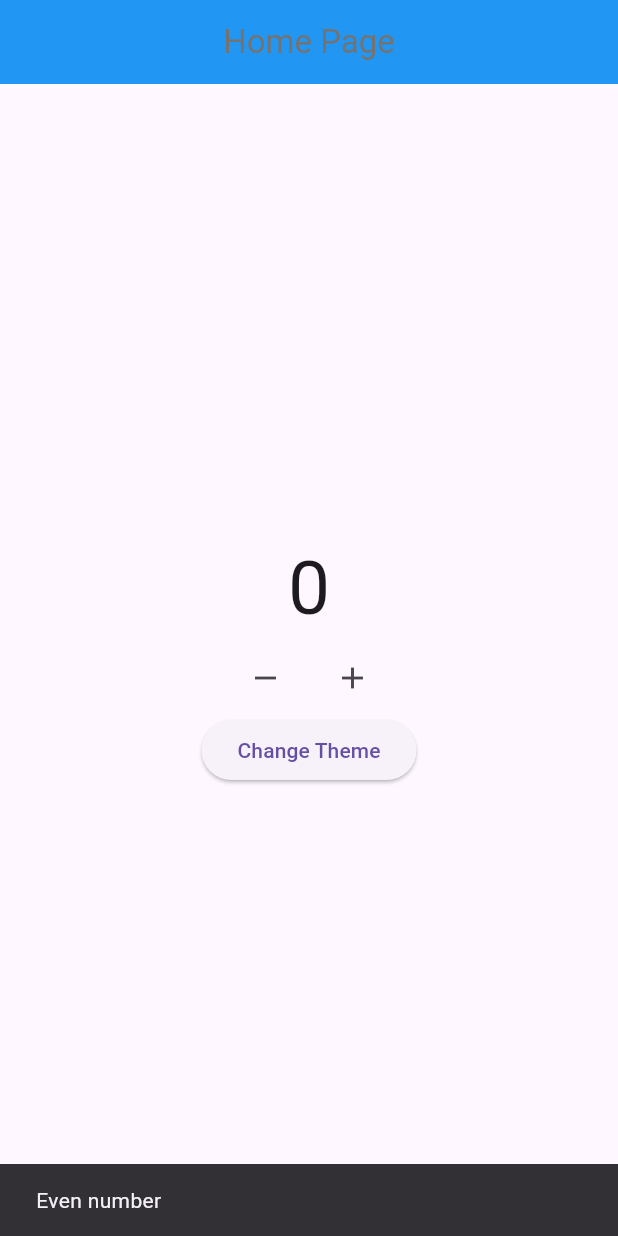
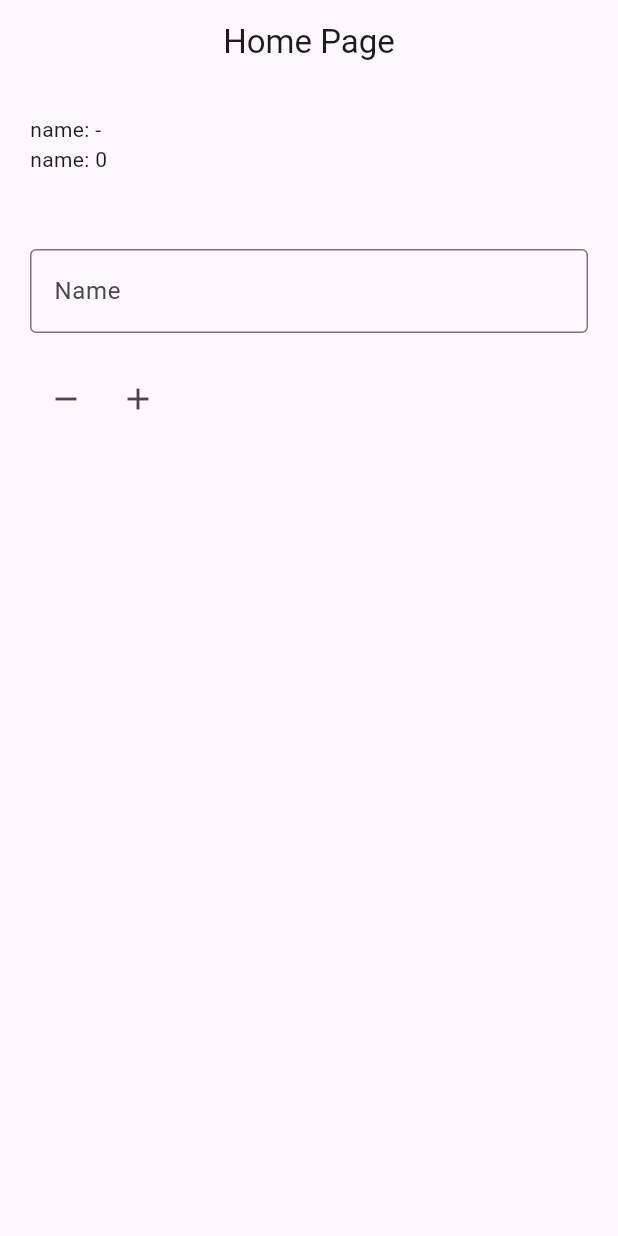
Before and after one commit to AlsoKnownAsZira/zira-bloc, a Flutter app: the screen it shows after launch, after a tap on the "remove" icon, after a tap on the "add" icon, on a phone screen of 412 x 824 dp. Run offline on Flutter 3.47's test engine with Material 3 defaults, Android fonts, the phone set to English and light mode, and no system bars; our stand-ins replace bloc, flutter_bloc.

Commit message:
13. Bloc selector

```diff
--- /dev/null
+++ b/lib/bloc/user.dart
@@ -0,0 +1,14 @@
+import 'package:bloc/bloc.dart';
+import 'package:flutter_bloc/flutter_bloc.dart';
+
+class UserBloc extends Cubit<Map<String, dynamic>> {
+  UserBloc() : super({"name": "-", "age": 0}); //declaring the super value
+
+  void changeName(String newName) {
+    emit({"name": newName, "age": state["age"]});
+  }
+
+  void changeAge(int newAge) {
+    emit({"name": state["name"], "age": newAge});
+  }
+}
--- a/lib/main.dart
+++ b/lib/main.dart
@@ -3,6 +3,8 @@
 import 'package:zira_bloc/app.dart';
 import 'package:zira_bloc/bloc/counter.dart';
 import 'package:zira_bloc/bloc/theme.dart';
+import 'package:zira_bloc/bloc/user.dart';
+import 'package:zira_bloc/pages/home_page.dart';
 
 void main() {
   runApp(MyApp());
@@ -13,13 +15,19 @@
 
   @override
   Widget build(BuildContext context) {
-    return MultiBlocProvider(providers: [
-      BlocProvider(
-        create: (context) => Counter(),
+    // return MultiBlocProvider(providers: [
+    //   BlocProvider(
+    //     create: (context) => Counter(),
+    //   ),
+    //   BlocProvider(
+    //     create: (context) => ThemeBloc(),
+    //   ),
+    // ], child: App());
+    return MaterialApp(
+      home: BlocProvider(
+        create: (context) => UserBloc(),
+        child: const homePage(),
       ),
-      BlocProvider(
-        create: (context) => ThemeBloc(),
-      ),
-    ], child: App());
+    );
   }
 }
--- a/lib/pages/home_page.dart
+++ b/lib/pages/home_page.dart
@@ -2,97 +2,92 @@
 import 'package:zira_bloc/bloc/counter.dart';
 import 'package:flutter_bloc/flutter_bloc.dart';
 import 'package:zira_bloc/bloc/theme.dart';
+import 'package:zira_bloc/bloc/user.dart';
 
 class homePage extends StatelessWidget {
   const homePage({super.key});
 
   @override
   Widget build(BuildContext context) {
-    Counter myCounter = context.read<Counter>();
-    ThemeBloc myTheme = context.read<ThemeBloc>();
+    // Counter myCounter = context.read<Counter>();
+    // ThemeBloc myTheme = context.read<ThemeBloc>();
+    UserBloc myUser = context.read<UserBloc>();
     return Scaffold(
         appBar: AppBar(
-        backgroundColor: myTheme.state ? Colors.blue : Colors.grey,
+          // backgroundColor: myTheme.state ? Colors.blue : Colors.grey,
           centerTitle: true,
           title: Text(
             'Home Page',
-          style: TextStyle(
-              color: myTheme.state
-                  ? const Color.fromARGB(255, 115, 115, 115)
-                  : Colors.white),
+            // style: TextStyle(
+            //     color: myTheme.state
+            //         ? const Color.fromARGB(255, 115, 115, 115)
+            //         : Colors.white),
           ),
         ),
-      body: Center(
-        child: Column(
-          mainAxisAlignment: MainAxisAlignment.center,
+        body: ListView(
+          padding: const EdgeInsets.all(20),
           children: [
-            MultiBlocListener(
-              listeners: [
-                BlocListener<ThemeBloc,bool>(
-                  listener: (context, state) {
-                    ScaffoldMessenger.of(context)
-                        .showSnackBar(const SnackBar(content: Text("Dark theme"),duration: Duration(seconds: 1),));
-                  },
-                  listenWhen: (previous, current) {
-                    if (current == false) {
-                      return true;
-                    } else {
-                      return false;
-                    }
+            //using BlocBuilder will rebuild all widget when the state changes, which quite inefficient compared to blocselector
+            // BlocBuilder<UserBloc, Map<String, dynamic>>(
+            //   bloc: myUser,
+            //   builder: (context, state) {
+            //     print("NAME BUILT");
+            //     return Text("name: ${state['name']}");
+            //   },
+            // ),
+            // BlocBuilder<UserBloc, Map<String, dynamic>>(
+            //   bloc: myUser,
+            //   builder: (context, state) {
+            //     print("AGE BUILT");
+            //     return Text("age: ${state['age']}");
+            //   },
+            // ),
+            BlocSelector<UserBloc, Map<String, dynamic>, String>(
+              selector: (state) => state['name'],
+              builder: (context, state) {
+                print("Name BUILT");
+                return Text("name: $state");
               },
             ),
-                 BlocListener<Counter,int>(
-                  listener: (context, state) {
-                    ScaffoldMessenger.of(context)
-                        .showSnackBar(const SnackBar(content: Text("Even number "),duration: Duration(seconds: 1),));
-                  },
-                  listenWhen: (previous, current) {
-                    if (current % 2 == 0) {
-                      return true;
-                    } else {
-                      return false;
-                    }
+            BlocSelector<UserBloc, Map<String, dynamic>, int>(
+              selector: (state) => state['age'],
+              builder: (context, state) {
+                print("AGE BUILT");
+                return Text("name: $state");
               },
             ),
-              ],
-              child: BlocBuilder<Counter, int>(
-                bloc: myCounter,
-                builder: (context, state) {
-                  return Text(
-                    "$state",
-                    style: TextStyle(
-                      fontSize: 50,
+            const SizedBox(
+              height: 50,
             ),
-                  );
+            TextField(
+              onChanged: (value) {
+                myUser.changeName(value);
               },
+              decoration: const InputDecoration(
+                border: OutlineInputBorder(),
+                labelText: "Name",
               ),
             ),
+            const SizedBox(
+              height: 20,
+            ),
             Row(
-              mainAxisAlignment: MainAxisAlignment.center,
               children: [
                 IconButton(
                   onPressed: () {
-                      myCounter.decrementData();
+                    myUser.changeAge(myUser.state["age"] - 1);
                   },
-                    icon: Icon(Icons.remove)),
-                const SizedBox(
-                  width: 10,
+                  icon: const Icon(Icons.remove),
                 ),
                 IconButton(
                   onPressed: () {
-                      myCounter.incrementData();
+                    myUser.changeAge(myUser.state["age"] + 1);
                   },
-                    icon: const Icon(Icons.add)),
+                  icon: const Icon(Icons.add),
+                ),
               ],
             ),
-            ElevatedButton(
-                onPressed: () {
-                  myTheme.changeTheme();
-                },
-                child: Text("Change Theme")),
           ],
-        ),
-      ),
-    );
+        ));
   }
 }
```
Lines whose indentation alone changed are shown as unchanged.
